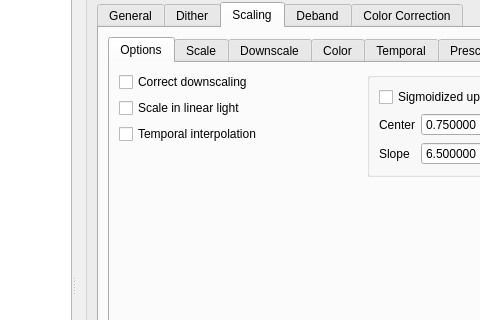
The window that settingswindow.ui (mpc-qt/mpc-qt) describes before a commit, drawn with Qt 5; both pictures show x 89 to 569 and y 95 to 415 of the 752 by 787 pixel window.
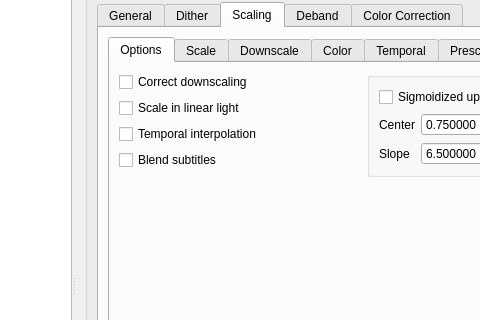
The same window after the commit. The open tabs and pages were chosen to show the change. Icons and pictures are not drawn.

Commit message: settingswindow mpvwidget: add blend subtitles option

Patch:
```diff
--- a/settingswindow.ui
+++ b/settingswindow.ui
@@ -1159,6 +1159,13 @@
                           </property>
                          </widget>
                         </item>
+                        <item>
+                         <widget class="QCheckBox" name="scalingBlendSubtitles">
+                          <property name="text">
+                           <string>Blend subtitles</string>
+                          </property>
+                         </widget>
+                        </item>
                         <item>
                          <spacer name="verticalSpacer_9">
                           <property name="orientation">
```
Left out of the diff: 2 changed lines with no effect on the pictures. The commit also changes 4 other files.
